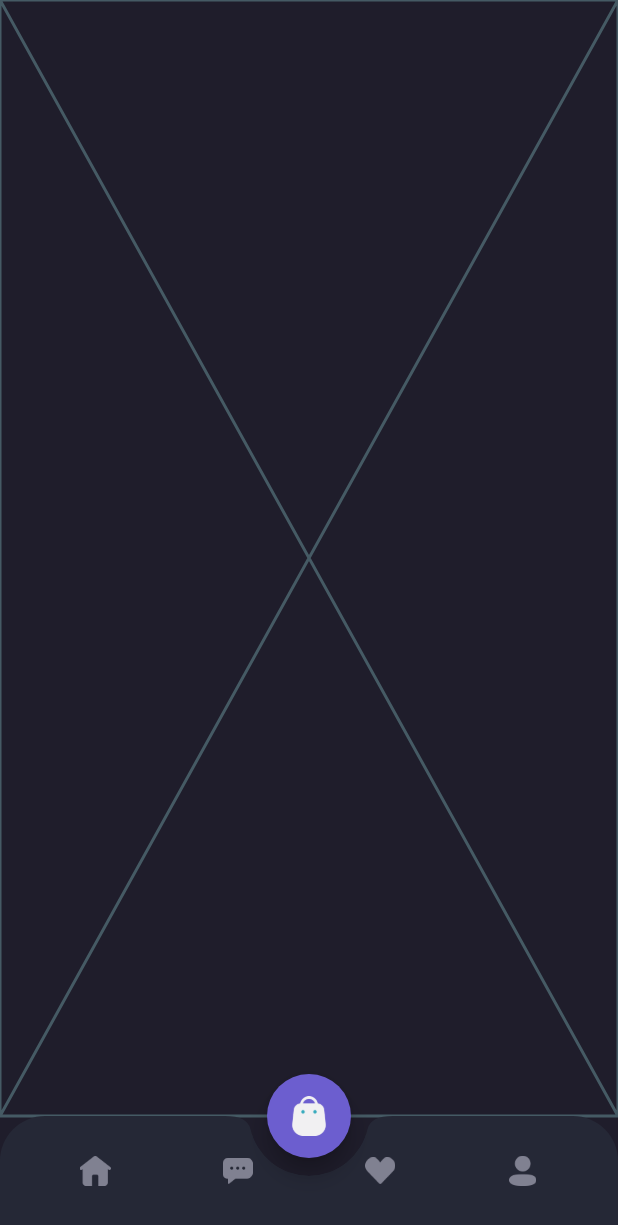
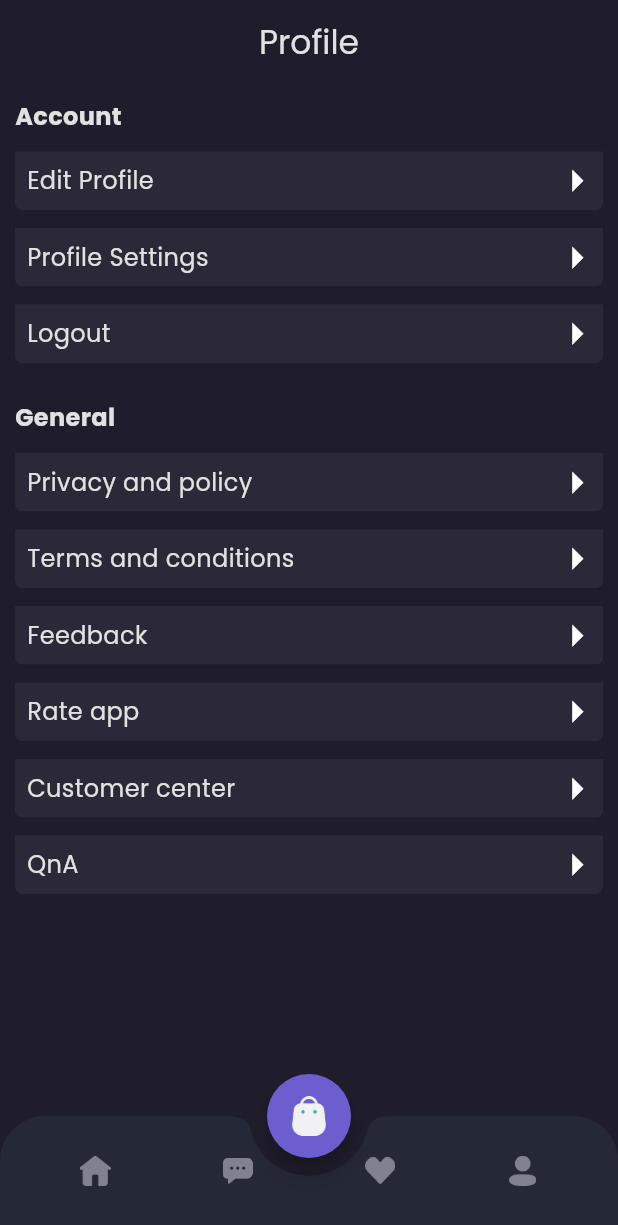
Before and after one commit to NathanTzy/e_commerce, a Flutter app: the screen it shows after launch, item 4 of the bottom bar chosen, on a phone screen of 412 x 824 dp. Shown: the top 1225 px of the screen. Run offline on Flutter 3.47's test engine with Material 3 defaults, Android fonts, the phone set to English and light mode, and no system bars; our stand-ins replace google_fonts.

Commit message:
up up up

```diff
--- a/lib/Pages/UI/home_page.dart
+++ b/lib/Pages/UI/home_page.dart
@@ -26,9 +26,9 @@ class _HomePageState extends State<HomePage> {
       case 1:
         return Chat();
       case 2:
-        return Wishlist();
+        return WishlistPage();
       case 3:
-        return Profile();
+        return Profilepage();
       default:
         return HomePage();
     }
--- a/lib/Pages/UI/profile.dart
+++ /dev/null
@@ -1,9 +0,0 @@
-part of '../pages.dart';
-class Profile extends StatelessWidget {
-  const Profile({super.key});
-
-  @override
-  Widget build(BuildContext context) {
-    return const Placeholder();
-  }
-}
--- /dev/null
+++ b/lib/Pages/UI/profilePage.dart
@@ -0,0 +1,102 @@
+part of '../pages.dart';
+
+class Profilepage extends StatelessWidget {
+  const Profilepage({super.key});
+
+  Widget menuItem(String title, icon) {
+    return ClipRRect(
+      borderRadius: BorderRadius.circular(5),
+      child: Container(
+        margin: EdgeInsets.only(top: 12),
+        decoration: BoxDecoration(color: backgroundColor2),
+        child: Row(
+          children: [
+            Padding(
+              padding: const EdgeInsets.all(8.0),
+              child: Text(
+                title,
+                style: primaryTextStyle.copyWith(fontSize: 16),
+              ),
+            ),
+            Spacer(),
+            Icon(
+              icon,
+              size: 35,
+              color: whiteColor,
+            )
+          ],
+        ),
+      ),
+    );
+  }
+
+  Widget content(context) {
+    return Expanded(
+      child: Container(
+        margin: EdgeInsets.symmetric(horizontal: 10, vertical: 10),
+        width: double.infinity,
+        child: Column(
+          crossAxisAlignment: CrossAxisAlignment.start,
+          children: [
+            Text(
+              'Account',
+              style: primaryTextStyle.copyWith(
+                  fontSize: 16, fontWeight: FontWeight.w700),
+            ),
+            GestureDetector(
+                onTap: () {
+                  Navigator.pushNamed((context), '/editPro');
+                },
+                child: menuItem('Edit Profile', Icons.arrow_right)),
+            GestureDetector(
+                onTap: () {},
+                child: menuItem('Profile Settings', Icons.arrow_right)),
+            GestureDetector(
+                onTap: () {}, child: menuItem('Logout', Icons.arrow_right)),
+            SizedBox(
+              height: 25,
+            ),
+            Text(
+              'General',
+              style: primaryTextStyle.copyWith(
+                  fontSize: 16, fontWeight: FontWeight.w700),
+            ),
+            GestureDetector(
+                onTap: () {},
+                child: menuItem('Privacy and policy', Icons.arrow_right)),
+            GestureDetector(
+                onTap: () {},
+                child: menuItem('Terms and conditions', Icons.arrow_right)),
+            GestureDetector(
+                onTap: () {}, child: menuItem('Feedback', Icons.arrow_right)),
+            GestureDetector(
+                onTap: () {}, child: menuItem('Rate app', Icons.arrow_right)),
+            GestureDetector(
+                onTap: () {},
+                child: menuItem('Customer center', Icons.arrow_right)),
+            GestureDetector(
+                onTap: () {}, child: menuItem('QnA', Icons.arrow_right)),
+          ],
+        ),
+      ),
+    );
+  }
+
+  PreferredSizeWidget appbar() {
+    return AppBar(
+      backgroundColor: backgroundColor1,
+      title: Text(
+        'Profile',
+        style: primaryTextStyle,
+      ),
+      centerTitle: true,
+    );
+  }
+
+  @override
+  Widget build(BuildContext context) {
+    return ListView(
+      children: [appbar(), Expanded(child: content(context))],
+    );
+  }
+}
--- a/lib/Pages/UI/widget/widget.dart
+++ b/lib/Pages/UI/widget/widget.dart
@@ -1,7 +1,9 @@
 import 'package:e_commerce/shared/shared.dart';
 import 'package:flutter/material.dart';
+import 'package:intl/intl.dart';
 
 part 'productCard.dart';
 part 'newArrival.dart';
 part 'chat_card.dart';
 part 'chatBubble.dart';
+part 'wishlist.dart';
--- a/lib/Pages/pages.dart
+++ b/lib/Pages/pages.dart
@@ -9,8 +9,9 @@ part 'UI/home_page.dart';
 part 'UI/signIn_pages.dart';
 part 'UI/splashScreen.dart';
 part 'UI/signUp.dart';
-part 'UI/wishlist.dart';
-part 'UI/profile.dart';
+part 'UI/wishlist_page.dart';
 part 'UI/chat.dart';
 part 'UI/main.dart';
 part 'UI/detail_chat.dart';
+part 'UI/profilePage.dart';
+part 'UI/editPro.dart';
--- a/lib/main.dart
+++ b/lib/main.dart
@@ -18,6 +18,7 @@ class MyApp extends StatelessWidget {
         '/signIn': (context) => SigninPages(),
         '/signUp': (context) => Signup(),
         '/detailChat': (context) => DetailChat(),
+        '/editPro': (context) => Editprofile(),
       },
       home: HomePage(),
     );
```
Also changed, not shown: lib/Pages/UI/editPro.dart (added, +55 -0 lines), lib/Pages/UI/widget/wishlist.dart (added, +36 -0 lines), lib/Pages/UI/wishlist.dart (deleted, +0 -11 lines), lib/Pages/UI/wishlist_page.dart (added, +69 -0 lines).
